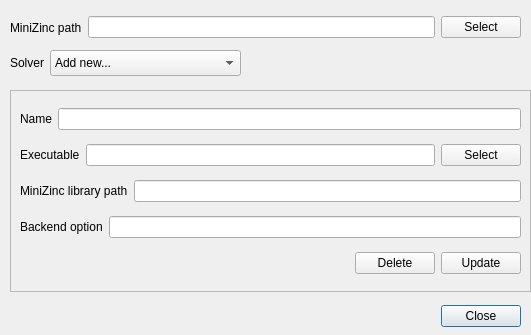
Above: MiniZincIDE/solverdialog.ui from MiniZinc/MiniZincIDE before the change. Below: the same form after it.
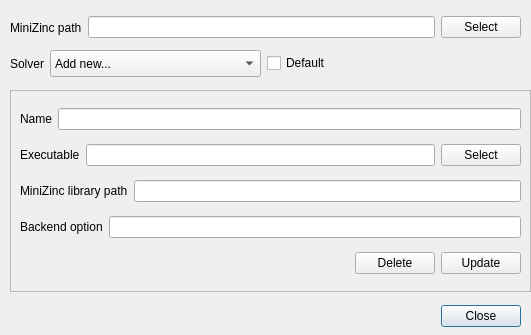
That is the form after the change.

Commit message: Some changes to solver dialog. Added option to select default solver for new projects.

The edit to the form file:
```diff
--- a/MiniZincIDE/solverdialog.ui
+++ b/MiniZincIDE/solverdialog.ui
@@ -165,8 +165,8 @@
     <rect>
      <x>10</x>
      <y>50</y>
-     <width>231</width>
-     <height>26</height>
+     <width>321</width>
+     <height>27</height>
     </rect>
    </property>
    <layout class="QHBoxLayout" name="horizontalLayout">
@@ -198,9 +198,16 @@
       </item>
      </widget>
     </item>
+    <item>
+     <widget class="QCheckBox" name="solver_default">
+      <property name="text">
+       <string>Default</string>
+      </property>
+     </widget>
+    </item>
    </layout>
   </widget>
-  <widget class="QWidget" name="">
+  <widget class="QWidget" name="layoutWidget">
    <property name="geometry">
     <rect>
      <x>10</x>
```
The commit also changes 5 other files.
